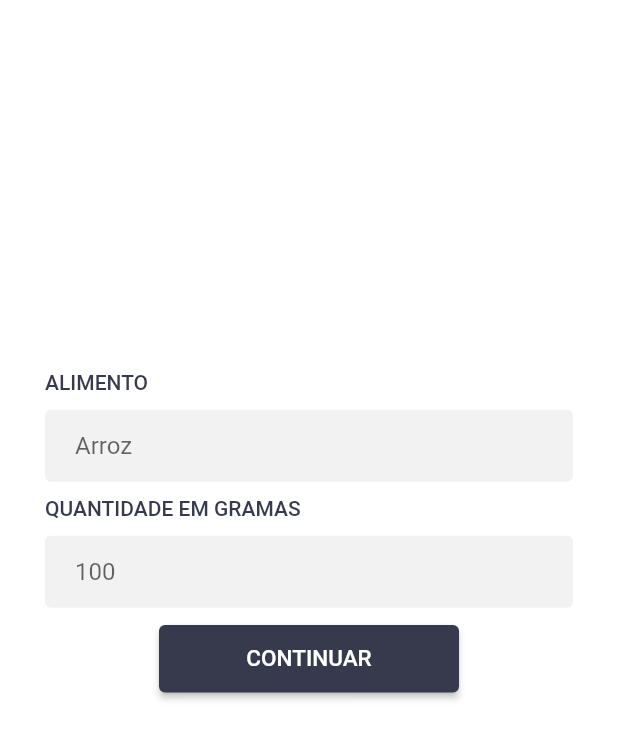
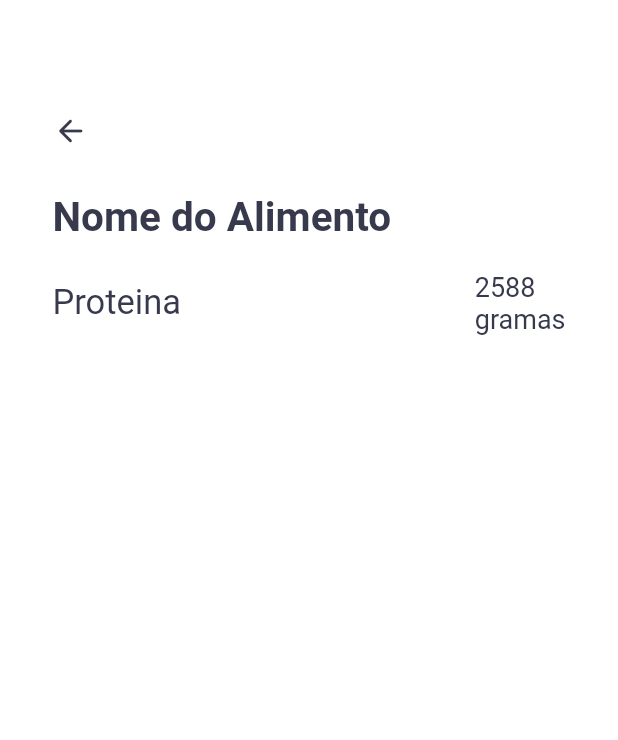
Before and after one commit to lucaswilliamgomes/valores_nutricionais, a Flutter app: the screen it shows after launch, after a tap on "CONTINUAR", on a phone screen of 412 x 824 dp. Shown: the top 740 px of the screen. Run offline on Flutter 3.47's test engine with Material 2 defaults, Android fonts, the light colour scheme and no system bars.

Commit message:
Organize project and create splash page

```diff
--- a/lib/main.dart
+++ b/lib/main.dart
@@ -1,5 +1,7 @@
 import 'package:flutter/material.dart';
-import 'package:valores_nutricionais/src/home_page/view/view.dart';
+import 'package:valores_nutricionais/modules/home_page/view/view.dart';
+import 'package:valores_nutricionais/modules/informations_page/view.dart';
+import 'package:valores_nutricionais/modules/splash_page/splash_page.dart';
 
 void main() {
   runApp(MyApp());
@@ -11,6 +13,12 @@ class MyApp extends StatelessWidget {
     return MaterialApp(
       debugShowCheckedModeBanner: false,
       home: HomePage(),
+      initialRoute: "/splash",
+      routes: {
+        "/splash": (context) => SplashPage(),
+        "/home": (context) => HomePage(),
+        "/informations": (context) => InformationsPage(),
+      },
     );
   }
 }
--- a/lib/src/home_page/controller/controller.dart
+++ b/lib/modules/home_page/controller/controller.dart
@@ -1,6 +1,6 @@
 import 'package:flutter/material.dart';
-import 'package:valores_nutricionais/src/home_page/models/model.dart';
-import 'package:valores_nutricionais/src/home_page/models/repository.dart';
+import 'package:valores_nutricionais/modules/home_page/models/model.dart';
+import 'package:valores_nutricionais/modules/home_page/models/repository.dart';
 
 class HomeController {
   final homeFormKey = GlobalKey<FormState>();
@@ -11,11 +11,11 @@ class HomeController {
   searchWeight(double weight) => model.weight = weight;
 
   Future<bool> search() async {
-    if (!homeFormKey.currentState.validate()) {
+    if (!homeFormKey.currentState!.validate()) {
       return false;
     }
 
-    homeFormKey.currentState.save();
+    homeFormKey.currentState!.save();
 
     try {
       return await repository.search(model);
--- /dev/null
+++ b/lib/modules/home_page/models/model.dart
@@ -0,0 +1,9 @@
+class HomeModel {
+  late final int? food;
+  late final double? weight;
+
+  HomeModel({
+    this.food,
+    this.weight,
+  });
+}
--- a/lib/src/home_page/models/repository.dart
+++ b/lib/modules/home_page/models/repository.dart
@@ -1,4 +1,4 @@
-import 'package:valores_nutricionais/src/home_page/models/model.dart';
+import 'package:valores_nutricionais/modules/home_page/models/model.dart';
 
 class SearchInformations {
   // API connection
--- a/lib/src/home_page/view/view.dart
+++ b/lib/modules/home_page/view/view.dart
@@ -1,8 +1,8 @@
-import 'package:flutter/foundation.dart';
 import 'package:flutter/material.dart';
 import 'package:flutter/rendering.dart';
-import 'package:valores_nutricionais/src/app/colors.dart';
-import 'package:valores_nutricionais/src/home_page/controller/controller.dart';
+import 'package:valores_nutricionais/modules/home_page/controller/controller.dart';
+import 'package:valores_nutricionais/modules/informations_page/view.dart';
+import 'package:valores_nutricionais/shared/themes/colors.dart';
 
 class HomePage extends StatefulWidget {
   @override
@@ -21,7 +21,7 @@ class _HomePageState extends State<HomePage> {
       final _width = constraints.maxWidth;
       return Container(
         alignment: Alignment.center,
-        color: colorBackgroundLight,
+        color: AppColors.colorBackgroundLight,
         child: Form(
           key: controller.homeFormKey,
           child: Column(children: [
@@ -31,7 +31,7 @@ class _HomePageState extends State<HomePage> {
               child: Text(
                 "ALIMENTO",
                 style: TextStyle(
-                  color: colorFont,
+                  color: AppColors.colorFont,
                   fontSize: 14,
                   fontWeight: FontWeight.w500,
                 ),
@@ -59,7 +59,7 @@ class _HomePageState extends State<HomePage> {
               child: Text(
                 "QUANTIDADE EM GRAMAS",
                 style: TextStyle(
-                  color: colorFont,
+                  color: AppColors.colorFont,
                   fontSize: 14,
                   fontWeight: FontWeight.w500,
                 ),
@@ -90,13 +90,18 @@ class _HomePageState extends State<HomePage> {
                   "CONTINUAR",
                   style: TextStyle(fontSize: 15, color: Colors.white),
                 ),
-                color: colorButtomDark,
+                color: AppColors.colorButtomDark,
                 shape: RoundedRectangleBorder(
                     borderRadius: BorderRadius.circular(4)),
                 onPressed: () {
-                  setState(() {
-                    _formKey.currentState.save();
-                  });
+                  // setState(() {
+                  //   _formKey.currentState.save();
+                  // });
+                  Navigator.push(
+                      context,
+                      MaterialPageRoute(
+                          builder: (context) =>
+                              InformationsPage()));
                 },
               ),
             ),
--- /dev/null
+++ b/lib/modules/informations_page/view.dart
@@ -0,0 +1,95 @@
+import 'package:flutter/material.dart';
+import 'package:valores_nutricionais/shared/themes/colors.dart';
+
+class InformationsPage extends StatefulWidget {
+  @override
+  _InformationsPageState createState() => _InformationsPageState();
+}
+
+class _InformationsPageState extends State<InformationsPage> {
+  List <Widget>_buildList() {
+    List<Widget> listFields = [];
+
+    listFields.add(Container(
+        alignment: Alignment.bottomLeft,
+        margin: EdgeInsets.only(top: 75, left: 35),
+        child: InkWell(
+            child: Icon(
+              Icons.arrow_back_rounded,
+              color: AppColors.colorButtomDark,
+            ),
+            onTap: () {
+              Navigator.pop(context);
+            })));
+    listFields.add(LayoutBuilder(builder: (context, constraints) {
+      return Container(
+        margin: EdgeInsets.only(top: 30, left: 35, right: 35),
+        child: Column(
+          children: [
+            Container(
+              alignment: Alignment.centerLeft,
+              child: Flexible(
+                child: Text(
+                  "Nome do Alimento",
+                  style: TextStyle(
+                      fontSize: 27,
+                      color: AppColors.colorFont,
+                      fontWeight: FontWeight.w600),
+                ),
+              ),
+            ),
+            Container(
+              margin: EdgeInsets.only(top: 20),
+              child: Column(
+                children: [
+                  Row(
+                    mainAxisAlignment: MainAxisAlignment.spaceBetween,
+                    children: [
+                      Container(
+                        child: Text(
+                          "Proteina",
+                          style: TextStyle(
+                            fontSize: 23,
+                            color: AppColors.colorFont,
+                            fontWeight: FontWeight.w400
+                          ),
+                        )
+                      ),
+                      Container(
+                        child: Text(
+                          "2588\ngramas",
+                          style: TextStyle(
+                            fontSize: 18,
+                            color: AppColors.colorFont
+                          ),
+                        ),
+                      )
+                    ],
+                  ),
+
+                ],
+              ),
+            ),
+          ],
+        ),
+      );
+    }));
+
+    return listFields;
+  }
+
+  @override
+  Widget build(BuildContext context) {
+    return Scaffold(
+      body: Container(
+        alignment: Alignment.center,
+        color: AppColors.colorBackgroundLight,
+        child: CustomScrollView(
+          slivers: [
+            SliverList(delegate: SliverChildListDelegate(_buildList()))
+          ],
+        ),
+      ),
+    );
+  }
+}
--- /dev/null
+++ b/lib/modules/splash_page/controller.dart
@@ -0,0 +1,10 @@
+
+
+import 'package:flutter/material.dart';
+
+class SplashController{
+  Future<void> delay(BuildContext context) async {
+    await Future.delayed(Duration(seconds: 2));
+    Navigator.pushNamed(context, "/home");
+  }
+}
--- /dev/null
+++ b/lib/modules/splash_page/splash_page.dart
@@ -0,0 +1,22 @@
+import 'package:flutter/material.dart';
+import 'package:valores_nutricionais/modules/splash_page/controller.dart';
+import 'package:valores_nutricionais/shared/themes/colors.dart';
+
+class SplashPage extends StatelessWidget {
+  const SplashPage({Key? key}) : super(key: key);
+
+  @override
+  Widget build(BuildContext context) {
+    final controller = SplashController();
+    controller.delay(context);
+    return Container(
+      color: AppColors.colorBackgroundLight,
+      child: Center(
+          child: Container(
+        height: 350,
+        width: 350,
+        child: Image.asset("assets/images/splash.png"),
+      )),
+    );
+  }
+}
--- /dev/null
+++ b/lib/shared/themes/colors.dart
@@ -0,0 +1,11 @@
+import 'package:flutter/material.dart';
+
+class AppColors {
+  static Color colorBackgroundLight = Color.fromRGBO(255, 255, 255, 1);
+  static Color colorBackgroundDark = Color.fromRGBO(55, 58, 77, 1);
+  static Color colorFont = Color.fromRGBO(55, 58, 77, 1);
+  static Color colorField = Color.fromRGBO(245, 245, 250, 1);
+  static Color colorFontHint = Color.fromRGBO(143, 146, 169, 1);
+  static Color colorButtomDark = Color.fromRGBO(55, 58, 77, 1);
+  static Color colorButtomLight = Color.fromRGBO(229, 229, 229, 1);
+}
--- a/lib/src/app/colors.dart
+++ /dev/null
@@ -1,9 +0,0 @@
-import 'package:flutter/material.dart';
-
-Color colorBackgroundLight = Color.fromRGBO(255, 255, 255, 1);
-Color colorBackgroundDark = Color.fromRGBO(55, 58, 77, 1);
-Color colorFont = Color.fromRGBO(55, 58, 77, 1);
-Color colorField = Color.fromRGBO(245, 245, 250, 1);
-Color colorFontHint = Color.fromRGBO(143, 146, 169, 1);
-Color colorButtomDark = Color.fromRGBO(55, 58, 77, 1);
-Color colorButtomLight = Color.fromRGBO(229, 229, 229, 1);
--- a/lib/src/home_page/models/model.dart
+++ /dev/null
@@ -1,4 +0,0 @@
-class HomeModel {
-  int food;
-  double weight;
-}
--- a/pubspec.yaml
+++ b/pubspec.yaml
@@ -6,7 +6,7 @@ publish_to: 'none'
 version: 1.0.0+1
 
 environment:
-  sdk: ">=2.7.0 <3.0.0"
+  sdk: ">=2.12.0 <3.0.0"
 
 dependencies:
   flutter:
@@ -19,5 +19,6 @@ dev_dependencies:
     sdk: flutter
 
 flutter:
-
   uses-material-design: true
+  assets:
+  - assets/images/
```
Also changed, not shown: assets/images/splash.png (added).
